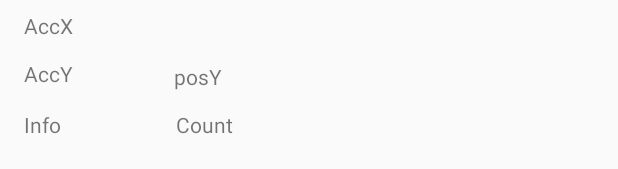
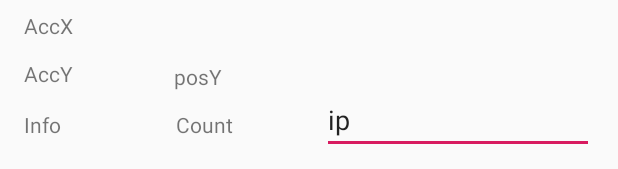
Before and after one commit to mxmhos/LSEL_V1, an Android app: the layout activity_main.xml on its own in the app's theme, with its tools: preview values and no code run, on a phone screen of 412 x 824 dp. Shown: the part 1064-1233 px from the top of the screen. Run offline under Robolectric (Android 15) with nearby library versions, the phone set to English and light mode, and no system bars.

Commit message:
+ Asignacion de IP

```diff
--- a/app/src/main/res/layout-land/activity_main.xml
+++ b/app/src/main/res/layout-land/activity_main.xml
@@ -95,4 +95,17 @@
         app:layout_constraintStart_toStartOf="parent"
         app:layout_constraintTop_toTopOf="parent" />
 
+    <EditText
+        android:id="@+id/editText"
+        android:layout_width="160dp"
+        android:layout_height="41dp"
+        android:layout_marginEnd="16dp"
+        android:layout_marginRight="16dp"
+        android:layout_marginBottom="12dp"
+        android:ems="10"
+        android:inputType="text"
+        android:text="ip"
+        app:layout_constraintBottom_toBottomOf="parent"
+        app:layout_constraintEnd_toEndOf="parent" />
+
 </android.support.constraint.ConstraintLayout>
--- a/app/src/main/res/layout/activity_main.xml
+++ b/app/src/main/res/layout/activity_main.xml
@@ -94,4 +94,17 @@
         app:layout_constraintStart_toStartOf="parent"
         app:layout_constraintTop_toTopOf="parent" />
 
+    <EditText
+        android:id="@+id/editText"
+        android:layout_width="181dp"
+        android:layout_height="40dp"
+        android:layout_marginEnd="16dp"
+        android:layout_marginRight="16dp"
+        android:layout_marginBottom="12dp"
+        android:ems="10"
+        android:inputType="text"
+        android:text="ip"
+        app:layout_constraintBottom_toBottomOf="parent"
+        app:layout_constraintEnd_toEndOf="parent" />
+
 </android.support.constraint.ConstraintLayout>
```
Also changed, not shown: app/src/main/java/com/example/acelerometro_v0/MainActivity.java (+50 -42 lines), 1 other file.
